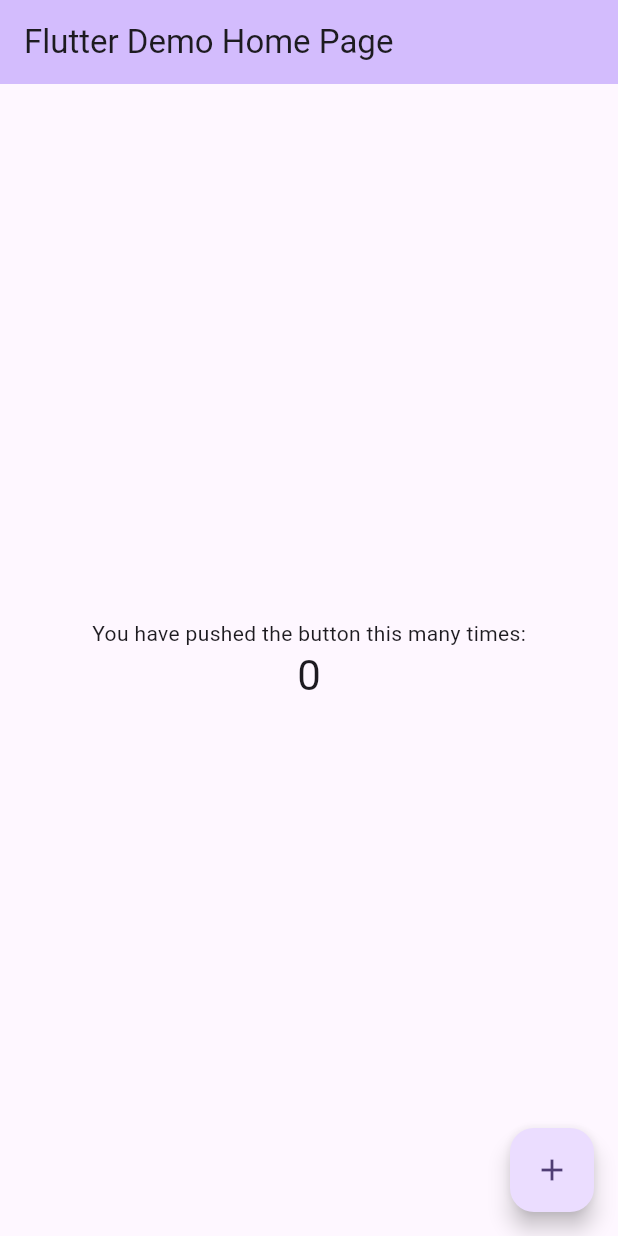
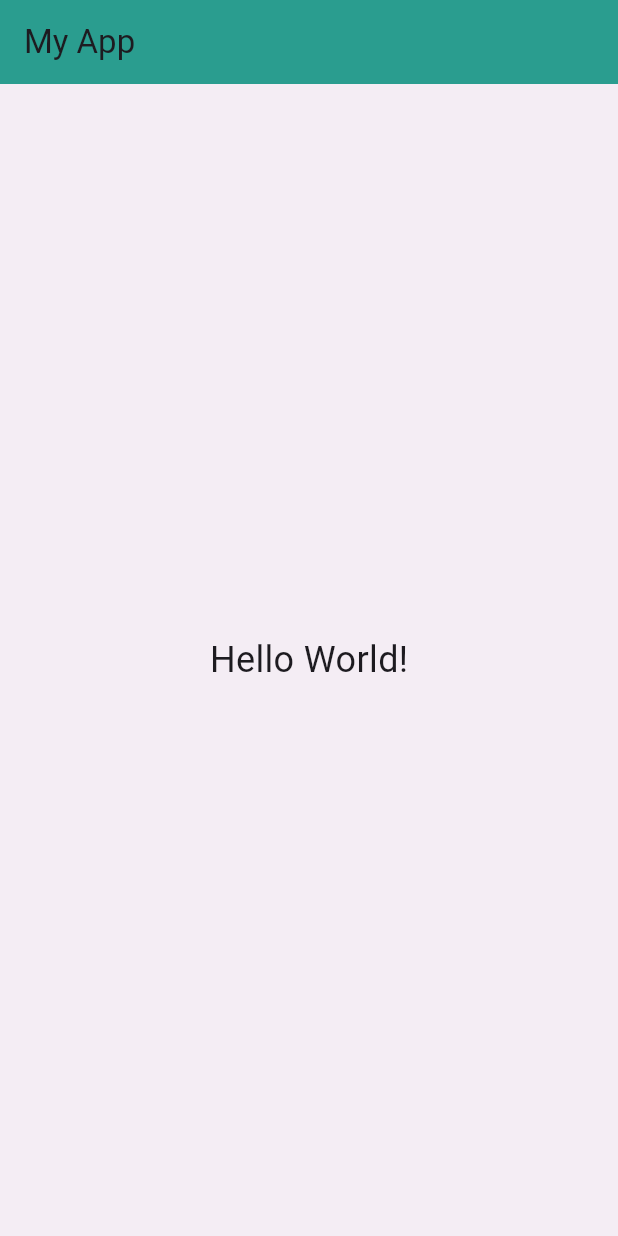
Before and after one commit to userMarcPaul/programming_nc4, a Flutter app: the screen it shows after launch, on a phone screen of 412 x 824 dp. Run offline on Flutter 3.47's test engine with Material 3 defaults, Android fonts, the phone set to English and light mode, and no system bars.

Commit message:
feat(main.dart): add Hello World! centered text

```diff
--- a/lib/main.dart
+++ b/lib/main.dart
@@ -11,7 +11,8 @@ class MyApp extends StatelessWidget {
   @override
   Widget build(BuildContext context) {
     return MaterialApp(
-      title: 'Flutter Demo',
+      debugShowCheckedModeBanner: false,
+      title: 'My App',
       theme: ThemeData(
         // This is the theme of your application.
         //
@@ -31,7 +32,7 @@ class MyApp extends StatelessWidget {
         colorScheme: ColorScheme.fromSeed(seedColor: Colors.deepPurple),
         useMaterial3: true,
       ),
-      home: const MyHomePage(title: 'Flutter Demo Home Page'),
+      home: const MyHomePage(title: 'My App'),
     );
   }
 }
@@ -77,49 +78,25 @@ class _MyHomePageState extends State<MyHomePage> {
     // fast, so that you can just rebuild anything that needs updating rather
     // than having to individually change instances of widgets.
     return Scaffold(
+        backgroundColor: Color(0xfff4edf4),
         appBar: AppBar(
           // TRY THIS: Try changing the color here to a specific color (to
           // Colors.amber, perhaps?) and trigger a hot reload to see the AppBar
           // change color while the other colors stay the same.
-        backgroundColor: Theme.of(context).colorScheme.inversePrimary,
+          //backgroundColor: Theme.of(context).colorScheme.inversePrimary,
+          backgroundColor: Color(0xff2a9d8f),
           // Here we take the value from the MyHomePage object that was created by
           // the App.build method, and use it to set our appbar title.
           title: Text(widget.title),
         ),
         body: Center(
-        // Center is a layout widget. It takes a single child and positions it
-        // in the middle of the parent.
-        child: Column(
-          // Column is also a layout widget. It takes a list of children and
-          // arranges them vertically. By default, it sizes itself to fit its
-          // children horizontally, and tries to be as tall as its parent.
-          //
-          // Column has various properties to control how it sizes itself and
-          // how it positions its children. Here we use mainAxisAlignment to
-          // center the children vertically; the main axis here is the vertical
-          // axis because Columns are vertical (the cross axis would be
-          // horizontal).
-          //
-          // TRY THIS: Invoke "debug painting" (choose the "Toggle Debug Paint"
-          // action in the IDE, or press "p" in the console), to see the
-          // wireframe for each widget.
-          mainAxisAlignment: MainAxisAlignment.center,
-          children: <Widget>[
-            const Text(
-              'You have pushed the button this many times:',
+          child: Text(
+            'Hello World!',
+            style: TextStyle(fontSize: 24),
           ),
-            Text(
-              '$_counter',
-              style: Theme.of(context).textTheme.headlineMedium,
-            ),
-          ],
-        ),
-      ),
-      floatingActionButton: FloatingActionButton(
-        onPressed: _incrementCounter,
-        tooltip: 'Increment',
-        child: const Icon(Icons.add),
-      ), // This trailing comma makes auto-formatting nicer for build methods.
+        )
+
+        // This trailing comma makes auto-formatting nicer for build methods.
         );
   }
 }
```
Lines whose indentation alone changed are shown as unchanged.
